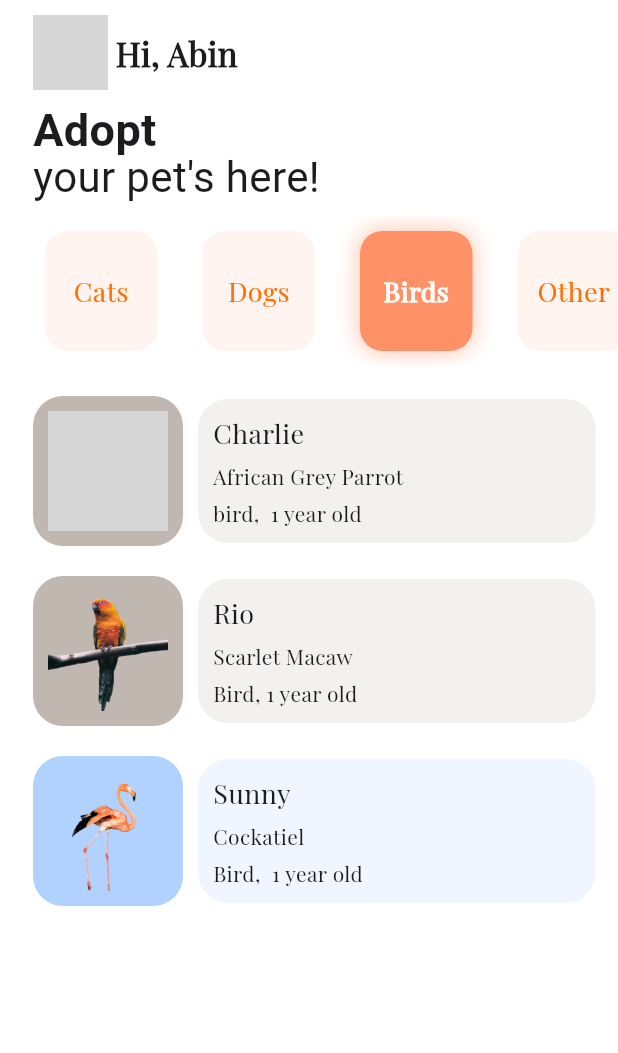
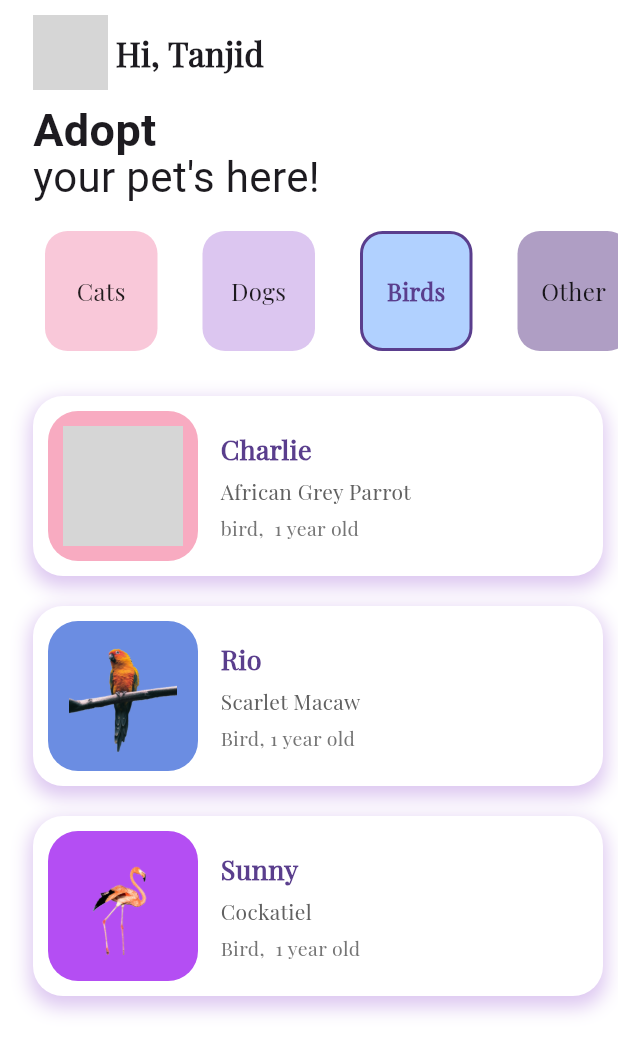
Before and after one commit to TatsTuly/petsrology, a Flutter app: the PetsHomeScreen screen opened by its route, after a tap on "Dogs", after a tap on "Birds", on a phone screen of 412 x 824 dp. Shown: the top 1053 px of the screen. Run offline on Flutter 3.47's test engine with Material 3 defaults, Android fonts, the phone set to English and light mode, and no system bars; grey boxes are pictures that could not be loaded.

Commit message:
homepage1

```diff
--- a/lib/adoption_screens/home_screen.dart
+++ b/lib/adoption_screens/home_screen.dart
@@ -11,6 +11,15 @@ class PetsHomeScreen extends StatefulWidget {
 
 class _PetsHomeScreenState extends State<PetsHomeScreen> {
   int selectedIndex = 0;
+
+  final List<Color> themeColors = [
+    Color(0xFFF9C8D9), // light pink
+    Color(0xFFDCC6F0), // light purple
+    Color(0xFFB1D1FF), // sky blue
+    Color(0xFFAF9EC4), // purple
+    Color(0xFF5A3E8D), // dark purple
+  ];
+
   @override
   Widget build(BuildContext context) {
     List<List<PetsModel>> categories = [cats, dogs, birds, other];
@@ -20,7 +29,6 @@ Widget build(BuildContext context) {
         child: Column(
           crossAxisAlignment: CrossAxisAlignment.start,
           children: [
-          // Profile Section
             const Padding(
               padding: EdgeInsets.only(left: 22, top: 10),
               child: Row(
@@ -31,14 +39,13 @@ Widget build(BuildContext context) {
                   ),
                   SizedBox(width: 5),
                   Text(
-                  "Hi, Abin",
+                    "Hi, Tanjid",
                     style: TextStyle(fontWeight: FontWeight.bold, fontSize: 22),
                   )
                 ],
               ),
             ),
             const SizedBox(height: 10),
-          // Title Section
             const Padding(
               padding: EdgeInsets.only(left: 22),
               child: Text.rich(
@@ -62,83 +69,93 @@ Widget build(BuildContext context) {
               ),
             ),
             const SizedBox(height: 10),
-          // Category Selection
             categorySelection(),
-          // Pet List
             Expanded(
               child: Padding(
-              padding: const EdgeInsets.only(left: 22),
+                padding: const EdgeInsets.only(left: 22, right: 10),
                 child: ListView.builder(
                   itemCount: categories[selectedIndex].length,
                   itemBuilder: (context, index) {
+                    final pet = categories[selectedIndex][index];
                     return GestureDetector(
                       onTap: () {
                         Navigator.push(
                           context,
                           MaterialPageRoute(
-                          builder: (context) => DetailScreen(
-                            pets: categories[selectedIndex][index],
-                          ),
+                            builder: (context) => DetailScreen(pets: pet),
                           ),
                         );
                       },
                       child: Padding(
-                      padding: const EdgeInsets.only(top: 20, right: 15),
+                        padding: const EdgeInsets.only(top: 20),
+                        child: Container(
+                          decoration: BoxDecoration(
+                            color: Colors.white,
+                            borderRadius: BorderRadius.circular(20),
+                            boxShadow: [
+                              BoxShadow(
+                                color: themeColors[1],
+                                blurRadius: 10,
+                                spreadRadius: 2,
+                                offset: Offset(0, 5),
+                              ),
+                            ],
+                          ),
                           child: Row(
                             children: [
-                          // Pet Image Section
                               Container(
-                            width: 100, // Adjusted width
-                            height: 100, // Adjusted height
+                                width: 100,
+                                height: 100,
+                                margin: const EdgeInsets.all(10),
                                 decoration: BoxDecoration(
-                              color: categories[selectedIndex][index].color,
+                                  color: pet.color,
                                   borderRadius: BorderRadius.circular(20),
                                 ),
                                 child: Center(
                                   child: Hero(
-                                tag: categories[selectedIndex][index].image,
+                                    tag: pet.image,
+                                    child: ClipRRect(
+                                      borderRadius: BorderRadius.circular(20),
                                       child: Image.asset(
-                                  categories[selectedIndex][index].image,
-                                  fit: BoxFit.cover,
-                                  width: 80, // Adjusted width
-                                  height: 80, // Adjusted height
+                                        pet.image,
+                                        fit: BoxFit.contain,
+                                        width: 80,
+                                        height: 80,
                                       ),
                                     ),
                                   ),
                                 ),
-                          const SizedBox(width: 10),
-                          // Pet Details Section
+                              ),
                               Expanded(
-                            child: Container(
-                              padding: const EdgeInsets.all(10),
-                              decoration: BoxDecoration(
-                                color: categories[selectedIndex][index]
-                                    .color
-                                    .withOpacity(0.2),
-                                borderRadius: BorderRadius.circular(20),
-                              ),
+                                child: Padding(
+                                  padding: const EdgeInsets.symmetric(
+                                      vertical: 10, horizontal: 5),
                                   child: Column(
-                                crossAxisAlignment: CrossAxisAlignment.start,
+                                    crossAxisAlignment:
+                                        CrossAxisAlignment.start,
                                     children: [
                                       Text(
-                                    categories[selectedIndex][index].name,
-                                    style: const TextStyle(
-                                      fontWeight: FontWeight.w500,
+                                        pet.name,
+                                        style: TextStyle(
+                                          fontWeight: FontWeight.bold,
                                           fontSize: 18,
+                                          color: themeColors[4],
                                         ),
                                       ),
                                       const SizedBox(height: 5),
                                       Text(
-                                    categories[selectedIndex][index].breed,
-                                    style: const TextStyle(
+                                        pet.breed,
+                                        style: TextStyle(
                                           fontSize: 14,
+                                          color: Colors.grey.shade700,
                                         ),
                                       ),
                                       const SizedBox(height: 5),
                                       Text(
-                                    "${categories[selectedIndex][index].sex}, ${categories[selectedIndex][index].age} year old",
-                                    style: const TextStyle(
-                                      fontSize: 14,
+                                        "${pet.sex}, ${pet.age} year old",
+                                        style: TextStyle(
+                                          fontSize: 13,
+                                          color: Colors.grey.shade600,
                                         ),
                                       ),
                                     ],
@@ -146,6 +163,7 @@ Widget build(BuildContext context) {
                                 ),
                               ),
                             ],
+                          ),
                         ),
                       ),
                     );
@@ -159,7 +177,14 @@ Widget build(BuildContext context) {
     );
   }
 
-  SizedBox categorySelection() {
+  Widget categorySelection() {
+    final List<Color> buttonColors = [
+      const Color(0xFFF9C8D9), // light pink
+      const Color(0xFFDCC6F0), // light purple
+      const Color(0xFFB1D1FF), // sky blue
+      const Color(0xFFAF9EC4), // purple
+    ];
+
     return SizedBox(
       height: 100,
       child: ListView.builder(
@@ -167,6 +192,7 @@ Widget build(BuildContext context) {
         itemCount: categoryList.length,
         physics: const BouncingScrollPhysics(),
         itemBuilder: ((context, index) {
+          final isSelected = selectedIndex == index;
           return GestureDetector(
             onTap: () {
               setState(() {
@@ -181,31 +207,28 @@ Widget build(BuildContext context) {
                     height: 80,
                     width: 75,
                     decoration: BoxDecoration(
-                      color: selectedIndex == index
-                          ? const Color(0xffFF9166)
-                          : const Color(0xffFF9166).withOpacity(0.1),
+                      color: buttonColors[index % buttonColors.length],
                       borderRadius: BorderRadius.circular(15),
-                      boxShadow: [
-                        BoxShadow(
-                          color: selectedIndex == index
-                              ? const Color(0xffFF9166).withOpacity(0.5)
-                              : Colors.transparent,
-                          blurRadius: 12,
-                          spreadRadius: 1,
-                        ),
-                      ],
+                      border: isSelected
+                          ? Border.all(
+                              color: const Color(0xFF5A3E8D),
+                              width: 2,
+                            )
+                          : null,
                     ),
                     child: Center(
                       child: Text(
                         categoryList[index],
+                        textAlign: TextAlign.center,
                         style: TextStyle(
-                            color: selectedIndex == index
-                                ? Colors.white
-                                : Colors.amber[900],
-                            fontWeight: selectedIndex == index
+                          color: isSelected
+                              ? const Color(0xFF5A3E8D)
+                              : Colors.black87,
+                          fontWeight: isSelected
                               ? FontWeight.bold
                               : FontWeight.normal,
-                            fontSize: 18),
+                          fontSize: 16,
+                        ),
                       ),
                     ),
                   )
--- a/lib/main.dart
+++ b/lib/main.dart
@@ -1,5 +1,6 @@
 import 'package:flutter/material.dart';
 import 'package:petsrology/adoption_screens/home_screen.dart';
+import 'package:petsrology/screen/home.dart';
 import 'package:petsrology/screen/loginscreen.dart';
 import 'package:petsrology/screen/onboarding.dart';
 import 'package:petsrology/screen/signup.dart';
@@ -31,6 +32,7 @@
         '/welcome':(context)=>WelcomeScreen(),
         '/signup':(context)=>SignUp(),
         '/home_screen':(context)=>PetsHomeScreen(),
+        '/home':(context)=>HomePage(),
       },
       initialRoute: '/',
     );
--- a/lib/model/pets_model.dart
+++ b/lib/model/pets_model.dart
@@ -30,7 +30,7 @@ List<PetsModel> cats = [
     age: "1",
     origin: "US",
     sex: "Femail ",
-    color: const Color(0xffC1B7B1),
+    color: const Color.fromARGB(255, 233, 132, 237),
     description:
         "Pets bring joy, companionship, and love into our lives. Whether furry, feathered, or scaled, they offer comfort and loyalty. From playful antics to gentle purrs, they teach us patience and responsibility.",
   ),
@@ -41,7 +41,7 @@ List<PetsModel> cats = [
     age: "2",
     origin: "US",
     sex: "Femail ",
-    color: const Color(0xffD7BF9D),
+    color: const Color.fromARGB(255, 53, 174, 255),
     description:
         "Pets bring joy, companionship, and love into our lives. Whether furry, feathered, or scaled, they offer comfort and loyalty. From playful antics to gentle purrs, they teach us patience and responsibility.",
   ),
@@ -52,7 +52,7 @@ List<PetsModel> cats = [
     age: "3 ",
     origin: "Iran",
     sex: "Femail ",
-    color: const Color(0xffB1D1FF),
+    color: const Color.fromARGB(255, 134, 69, 255),
     description:
         "Pets bring joy, companionship, and love into our lives. Whether furry, feathered, or scaled, they offer comfort and loyalty. From playful antics to gentle purrs, they teach us patience and responsibility.",
   ),
@@ -65,7 +65,7 @@ List<PetsModel> dogs = [
     age: " 1",
     origin: "UK",
     sex: "Dog",
-    color: const Color(0xffC1B7B1),
+    color: const Color.fromARGB(255, 108, 253, 255),
     description:
         "Pets bring joy, companionship, and love into our lives. Whether furry, feathered, or scaled, they offer comfort and loyalty. From playful antics to gentle purrs, they teach us patience and responsibility.",
   ),
@@ -76,7 +76,7 @@ List<PetsModel> dogs = [
     age: " 2",
     origin: "Italy",
     sex: "Dog",
-    color: const Color(0xffD7BF9D),
+    color: const Color.fromARGB(255, 205, 0, 164),
     description:
         "Pets bring joy, companionship, and love into our lives. Whether furry, feathered, or scaled, they offer comfort and loyalty. From playful antics to gentle purrs, they teach us patience and responsibility.",
   ),
@@ -87,7 +87,7 @@ List<PetsModel> dogs = [
     age: " 2.5",
     origin: "India",
     sex: "Dog",
-    color: const Color(0xffB1D1FF),
+    color: const Color.fromARGB(255, 113, 98, 247),
     description:
         "Pets bring joy, companionship, and love into our lives. Whether furry, feathered, or scaled, they offer comfort and loyalty. From playful antics to gentle purrs, they teach us patience and responsibility.",
   ),
@@ -98,7 +98,7 @@ List<PetsModel> dogs = [
     age: "2.5",
     origin: "India",
     sex: "Dog",
-    color: const Color(0xffC1B7B1),
+    color: const Color.fromARGB(255, 47, 216, 243),
     description:
         "Pets bring joy, companionship, and love into our lives. Whether furry, feathered, or scaled, they offer comfort and loyalty. From playful antics to gentle purrs, they teach us patience and responsibility.",
   ),
@@ -109,7 +109,7 @@ List<PetsModel> dogs = [
     age: " 2.5",
     origin: "India",
     sex: "Dog",
-    color: const Color(0xffB1D1FF),
+    color: const Color.fromARGB(255, 216, 68, 162),
     description:
         "Pets bring joy, companionship, and love into our lives. Whether furry, feathered, or scaled, they offer comfort and loyalty. From playful antics to gentle purrs, they teach us patience and responsibility.",
   ),
@@ -122,7 +122,7 @@ List<PetsModel> birds = [
     age: " 1",
     origin: "Nepal",
     sex: "bird",
-    color: const Color(0xffC1B7B1),
+    color: const Color.fromARGB(255, 248, 171, 193),
     description:
         "Pets bring joy, companionship, and love into our lives. Whether furry, feathered, or scaled, they offer comfort and loyalty. From playful antics to gentle purrs, they teach us patience and responsibility.",
   ),
@@ -133,7 +133,7 @@ List<PetsModel> birds = [
     age: "1",
     origin: "Fra",
     sex: "Bird",
-    color: const Color(0xffC1B7B1),
+    color: const Color.fromARGB(255, 107, 141, 226),
     description:
         "Pets bring joy, companionship, and love into our lives. Whether furry, feathered, or scaled, they offer comfort and loyalty. From playful antics to gentle purrs, they teach us patience and responsibility.",
   ),
@@ -144,7 +144,7 @@ List<PetsModel> birds = [
     age: " 1",
     origin: " UK",
     sex: "Bird",
-    color: const Color(0xffB1D1FF),
+    color: const Color.fromARGB(255, 180, 78, 243),
     description:
         "Pets bring joy, companionship, and love into our lives. Whether furry, feathered, or scaled, they offer comfort and loyalty. From playful antics to gentle purrs, they teach us patience and responsibility.",
   ),
@@ -174,6 +174,5 @@ List<String> categoryList = [
   'Cats',
   'Dogs',
   'Birds',
-
   'Other',
 ];
--- a/lib/screen/loginscreen.dart
+++ b/lib/screen/loginscreen.dart
@@ -93,7 +93,7 @@ class _LoginScreenState extends State<LoginScreen> {
                         child: ElevatedButton(
                           onPressed: () {
                             if (_formKey.currentState!.validate()) {
-                              Navigator.pushNamed(context, '/home_screen');
+                              Navigator.pushNamed(context, '/home');
                             }
                           },
                           style: ElevatedButton.styleFrom(
--- a/pubspec.yaml
+++ b/pubspec.yaml
@@ -64,6 +64,7 @@ flutter:
      - assets/images/start3.png
      - assets/images/start5Vet.png
      - assets/images/logo.png
+     - assets/images/start4.png
      - assets/login/medialogo.png
      - assets/adoption/dog/dog3.png
      - assets/adoption/dog/dog4.png
```
Also changed, not shown: lib/adoption_screens/Detail/detail.dart (+133 -60 lines), lib/screen/home.dart (added, +122 -0 lines), assets/images/start4.png (added). Lines whose indentation alone changed are shown as unchanged.
